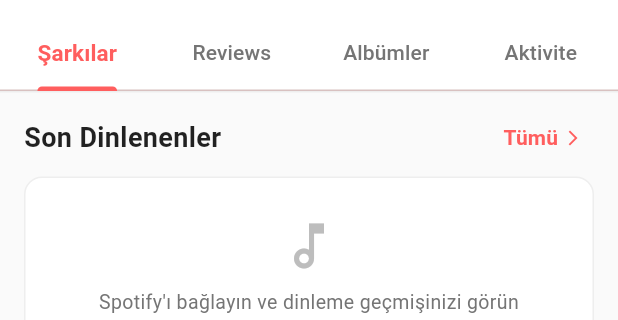
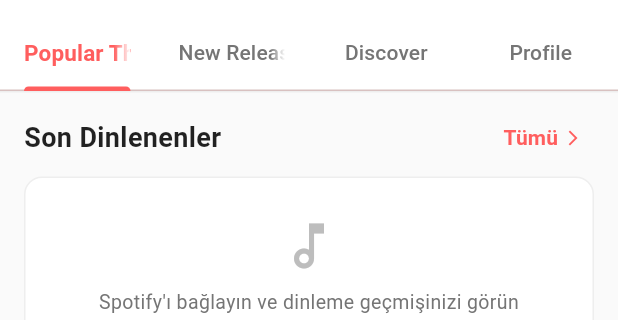
Before and after one commit to furkankobain/MusicShare, a Flutter app: the MusicShareHomePage screen opened directly, on a phone screen of 412 x 824 dp, the part 65-385 px from its top. Run offline on Flutter 3.47's test engine with Material 3 defaults, Android fonts, the phone set to English and light mode, and no system bars; our stand-ins replace audioplayers, cached_network_image, cloud_firestore, dio, equatable, firebase_auth and 16 more; missing offline and left inert: mobile_scanner; accounts and stored records are empty; network calls fail.

Commit message:
Fix: Update MusicShareHomePage tabs from Turkish to English

```diff
--- a/lib/features/home/presentation/pages/music_share_home_page.dart
+++ b/lib/features/home/presentation/pages/music_share_home_page.dart
@@ -29,7 +29,7 @@ class _MusicShareHomePageState extends ConsumerState<MusicShareHomePage> with Si
   bool _isLoadingAlbums = true;
   bool _isLoadingRecent = true;
 
-  final List<String> _tabs = ['Şarkılar', 'Reviews', 'Albümler', 'Aktivite'];
+  final List<String> _tabs = ['Popular This Week', 'New Releases', 'Discover', 'Profile'];
 
   @override
   void initState() {
```
Also changed, not shown: lib/features/home/presentation/pages/home_page.dart (+14 -0 lines).
